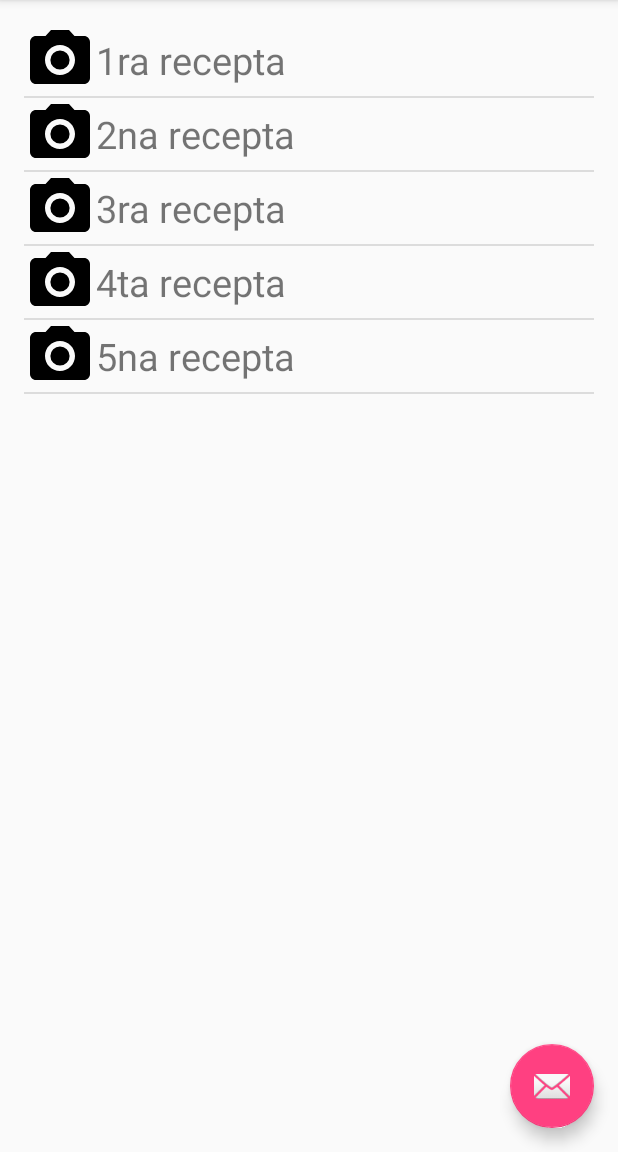
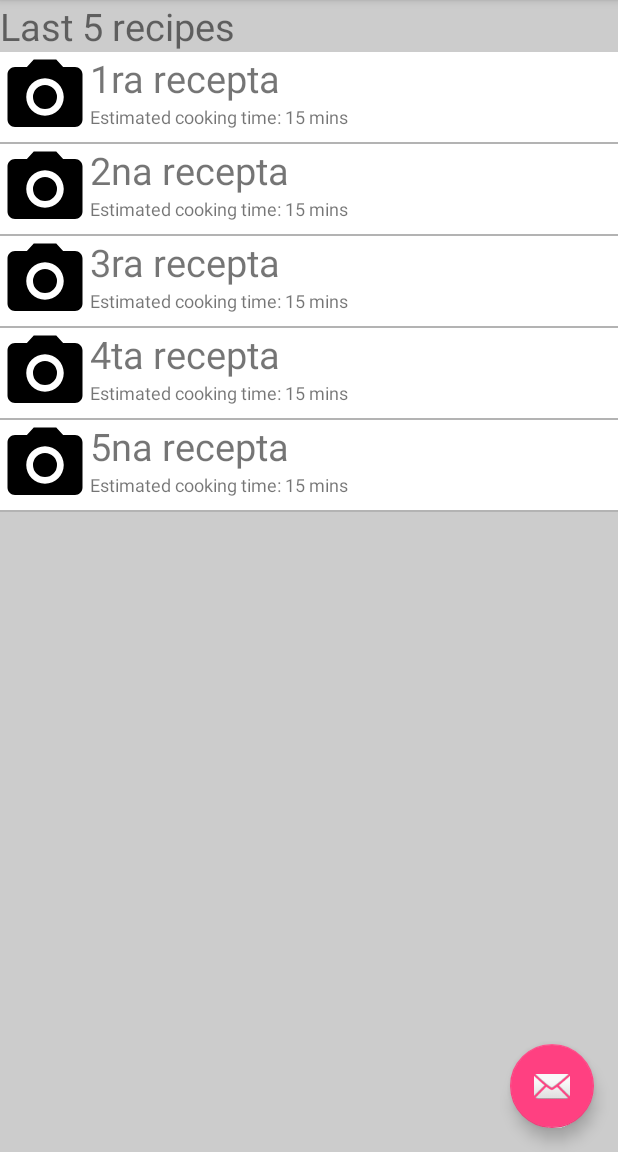
Before and after one commit to otorrillas/android_apps, an Android app: the screen it shows after launch (MainActivity), on a phone screen of 412 x 824 dp, the part 84-1236 px from its top. Run offline under Robolectric (Android 15) with nearby library versions, the phone set to English and light mode, and no system bars.

Commit message:
Developed a custom ListView class for recipes view. 'hardcoded' it in MainActivity.

```diff
--- /dev/null
+++ b/app/src/main/res/drawable/bg_card.xml
@@ -0,0 +1,29 @@
+<?xml version="1.0" encoding="utf-8"?>
+<layer-list xmlns:android="http://schemas.android.com/apk/res/android">
+    <!-- OMBRA
+    <item>
+        <shape android:shape="rectangle"
+            android:dither="true">
+
+            <corners android:radius="2dp"/>
+
+            <solid android:color="#cdc" />
+
+        </shape>
+    </item>
+    -->
+    <item android:bottom="2dp">
+        <shape android:shape="rectangle"
+            android:dither="true">
+
+
+
+            <solid android:color="@color/recipe_list_bgcolor" />
+
+            <padding android:bottom="10dp"
+                android:left="10dp"
+                android:right="10dp"
+                android:top="10dp" />
+        </shape>
+    </item>
+</layer-list>
--- a/app/src/main/res/layout/content_main.xml
+++ b/app/src/main/res/layout/content_main.xml
@@ -4,18 +4,35 @@
     xmlns:tools="http://schemas.android.com/tools"
     android:layout_width="match_parent"
     android:layout_height="match_parent"
-    android:paddingBottom="@dimen/activity_vertical_margin"
-    android:paddingLeft="@dimen/activity_horizontal_margin"
-    android:paddingRight="@dimen/activity_horizontal_margin"
-    android:paddingTop="@dimen/activity_vertical_margin"
+    android:paddingBottom="0dp"
+    android:paddingLeft="0dp"
+    android:paddingRight="0dp"
+    android:paddingTop="0dp"
     app:layout_behavior="@string/appbar_scrolling_view_behavior"
     tools:context="easycooking.otorrillas.easycooking.MainActivity"
-    tools:showIn="@layout/app_bar_main">
+    tools:showIn="@layout/app_bar_main"
+    android:background="@color/app_bg"
+    >
+    <LinearLayout
+        android:layout_width="match_parent"
+        android:layout_height="match_parent"
+        android:orientation="vertical">
+        <TextView
+            android:id="@+id/last_five"
+            android:layout_width="match_parent"
+            android:layout_height="wrap_content"
+            android:text="Last 5 recipes"
+            android:textSize="25dp"
+            />
 
-    <ListView
-        android:id="@+id/recipeView"
-        android:layout_width="fill_parent"
-        android:layout_height="fill_parent" >
-    </ListView>
+        <ListView
+            android:id="@+id/recipeView"
+            android:layout_width="fill_parent"
+            android:layout_height="fill_parent"
+            >
+        </ListView>
+
+    </LinearLayout>
+
 
 </RelativeLayout>
--- a/app/src/main/res/layout/recipe_item_list.xml
+++ b/app/src/main/res/layout/recipe_item_list.xml
@@ -2,21 +2,35 @@
 <LinearLayout xmlns:android="http://schemas.android.com/apk/res/android"
     android:layout_width="match_parent"
     android:layout_height="match_parent"
-    android:orientation="horizontal" >
+    android:orientation="horizontal"
+    android:background="@color/recipe_list_bgcolor"
+    >
 
     <ImageView
         android:id="@+id/imageView_ListRecipeImg"
         android:layout_gravity="center"
-        android:layout_width="48dp"
-        android:layout_height="48dp"
+        android:layout_width="60dp"
+        android:layout_height="60dp"
         android:src="@drawable/ic_menu_camera" />
+    <LinearLayout
+        android:layout_width="match_parent"
+        android:layout_height="match_parent"
+        android:layout_gravity="center"
+        android:orientation="vertical">
+        <TextView
+            android:id="@+id/textView_ListRecipeName"
+            android:layout_width="wrap_content"
+            android:layout_height="wrap_content"
+            android:textSize="25dp"
+            android:text="TextView" />
+        <TextView
+            android:id="@+id/textView_ListRecipeCookingTime"
+            android:layout_width="wrap_content"
+            android:layout_height="wrap_content"
+            android:textSize="12dp"
+            android:text="Estimated cooking time: 15 mins" />
+    </LinearLayout>
 
-    <TextView
-        android:id="@+id/textView_ListRecipeName"
-        android:layout_gravity="center"
-        android:layout_width="wrap_content"
-        android:layout_height="wrap_content"
-        android:textSize="25dp"
-        android:text="TextView" />
+
 
 </LinearLayout>
--- a/app/src/main/res/values/colors.xml
+++ b/app/src/main/res/values/colors.xml
@@ -3,4 +3,7 @@
     <color name="colorPrimary">#3F51B5</color>
     <color name="colorPrimaryDark">#303F9F</color>
     <color name="colorAccent">#FF4081</color>
+
+    <color name="recipe_list_bgcolor">#fff</color>
+    <color name="app_bg">#ccc</color>
 </resources>
```
